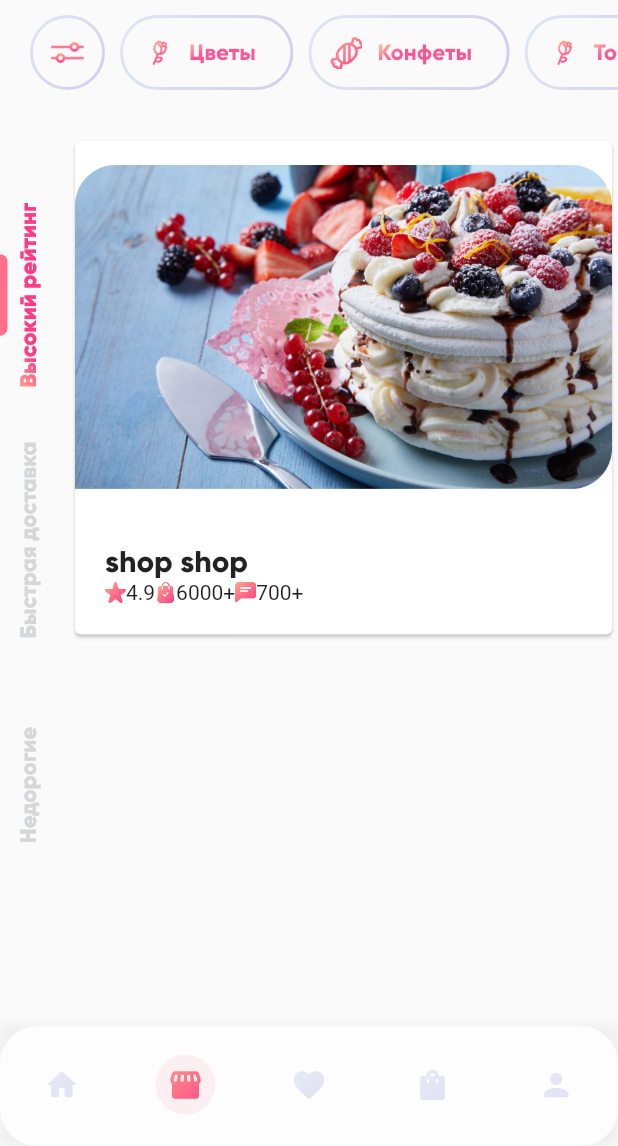
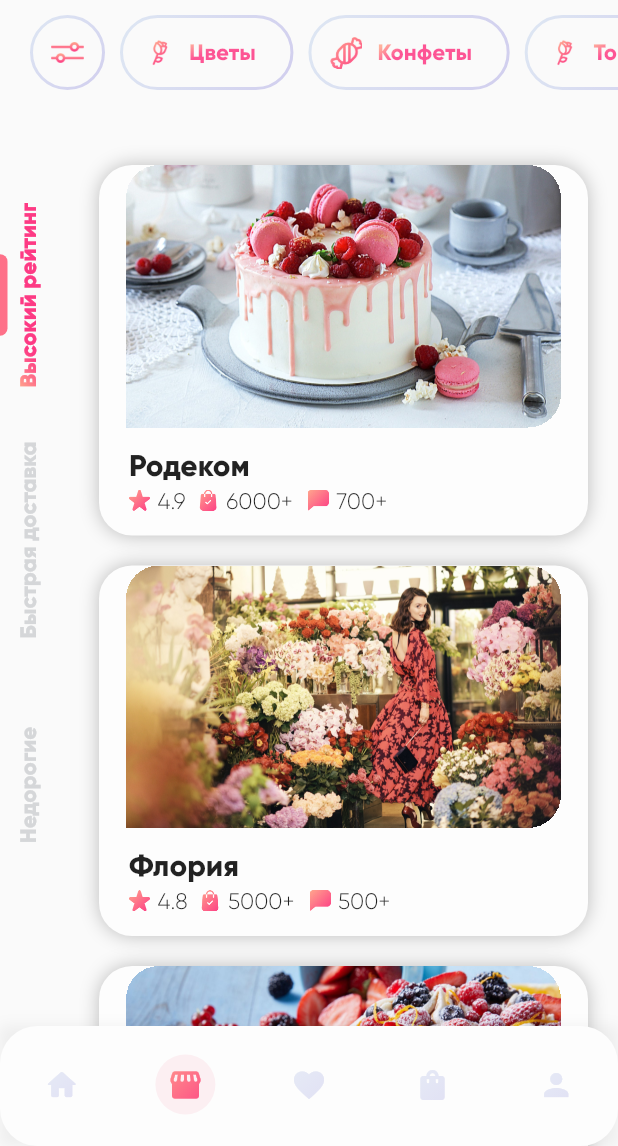
Before and after one commit to DoctorKocte/advanced_ui_flutter, a Flutter app: the screen it shows after launch, item 2 of the bottom bar chosen, on a phone screen of 412 x 824 dp, the part 90-1236 px from its top. Run offline on Flutter 3.47's test engine with Material 2 defaults, Android fonts, the phone set to English and light mode, and no system bars; our stand-ins replace gradient_borders; missing offline and left inert: scroll_shadow_container.

Commit message:
add shop screen

```diff
--- a/lib/main.dart
+++ b/lib/main.dart
@@ -154,6 +154,13 @@ class _MyStatefulWidgetState extends State<MyStatefulWidget>
      (e) => SaleCategory(name: e.title, saleType: e, imageString: e.imageString)
    ).toList();
 
+  List<ShopModel> shopModels = [
+    ShopModel(name: 'Родеком', rate: 4.9, purchasesCount: 6000, commentsCount: 700, imageString: 'assets/images/shop1.png'),
+    ShopModel(name: 'Флория', rate: 4.8, purchasesCount: 5000, commentsCount: 500, imageString: 'assets/images/shop2.png'),
+    ShopModel(name: 'КондитерМаг', rate: 4.6, purchasesCount: 4500, commentsCount: 500, imageString: 'assets/images/shop3.png'),
+    ShopModel(name: 'Плумерия', rate: 4.3, purchasesCount: 2500, commentsCount: 200, imageString: 'assets/images/shop4.png'),
+    ShopModel(name: 'ФлорАрт', rate: 3.8, purchasesCount: 1000, commentsCount: 100, imageString: 'assets/images/shop1.png')
+  ];
 
   late TabController _tabController;
 
@@ -234,7 +241,7 @@ class _MyStatefulWidgetState extends State<MyStatefulWidget>
                         selectedSaleTypes: selectedSaleTypes
                       );
                     case TabTypes.shop:
-                      return ShopScreenView(tabsTitles: tabsTitles);
+                      return ShopScreenView(tabsTitles: tabsTitles, shopModels: shopModels);
                     case TabTypes.favorites:
                       return const Center(child: Text('ha hia'));
                     case TabTypes.cart:
--- a/lib/models.dart
+++ b/lib/models.dart
@@ -70,3 +70,19 @@ enum HolidayType {
   newYear,
   menDay;
 }
+
+class ShopModel {
+  ShopModel({
+    required this.name,
+    required this.rate,
+    required this.purchasesCount,
+    required this.commentsCount,
+    required this.imageString
+  });
+
+  String name;
+  double rate;
+  int purchasesCount;
+  int commentsCount;
+  String imageString;
+}
--- a/lib/tab_bar_features/main_screen/main_screen_view.dart
+++ b/lib/tab_bar_features/main_screen/main_screen_view.dart
@@ -34,7 +34,9 @@ class _MainScreenViewState extends State<MainScreenView>
   Widget build(BuildContext context) {
     return Expanded(
         child: ScrollShadowContainer(
-            child: ListView(children: [
+            child: ListView(
+              physics: const BouncingScrollPhysics(),
+              children: [
       SectionView(
           sectionTitle: 'Выберите повод',
           sectionWidgetInsets: const EdgeInsets.only(top: 10),
@@ -87,7 +89,7 @@ class _MainScreenViewState extends State<MainScreenView>
                       // логика на апдейт карт
                     },
                   )),
-          const SizedBox(height: 30),
+          const SizedBox(height: 70),
         ])),
       ]),
     ])));
--- a/lib/tab_bar_features/main_screen/widgets/custom_grid_view.dart
+++ b/lib/tab_bar_features/main_screen/widgets/custom_grid_view.dart
@@ -1,4 +1,4 @@
-import 'package:advanced_ui/components/sale_card.dart';
+import 'package:advanced_ui/tab_bar_features/main_screen/widgets/sale_card.dart';
 import 'package:advanced_ui/models.dart';
 import 'package:flutter/material.dart';
 import 'package:flutter_staggered_grid_view/flutter_staggered_grid_view.dart';
--- a/lib/tab_bar_features/main_screen/widgets/custom_horizontal_scroll.dart
+++ b/lib/tab_bar_features/main_screen/widgets/custom_horizontal_scroll.dart
@@ -31,6 +31,7 @@ class _CustomHorizontalScrollViewState extends State<CustomHorizontalScrollView>
     return SizedBox(
             height: widget.height,
             child: ListView.builder(
+                physics: const BouncingScrollPhysics(),
                 scrollDirection: Axis.horizontal,
                 itemCount: widget.holidays.length,
                 itemBuilder: (context, index) {
--- a/lib/tab_bar_features/shop_screen/shop_card.dart
+++ /dev/null
@@ -1,63 +0,0 @@
-import 'package:advanced_ui/assets/assets.gen.dart';
-import 'package:flutter/material.dart';
-import 'package:open_ui/open_ui.dart';
-
-class ShopCard extends StatefulWidget {
-  const ShopCard({
-    super.key
-  });
-
-  @override
-  State<ShopCard> createState() => _ShopCardState();
-}
-
-class _ShopCardState extends State<ShopCard>
-    with SingleTickerProviderStateMixin {
-
-
-
- @override
-  Widget build(BuildContext context) {
-     final appTheme = AppThemeData.light();
-    final colorScheme = appTheme.colorScheme;
-    final borderRadius = appTheme.radius;
-    final textStyles = appTheme.textStyles;
-
-    return Card(
-      child: Expanded(child: Column(
-        children: [
-          Container(
-            height: 248,
-            decoration: BoxDecoration(
-              borderRadius: borderRadius.radius22
-            ),
-            child: Image.asset('assets/images/shop1.png'),
-          ),
-          Padding(padding: EdgeInsets.all(20), child:
-          Expanded(child:
-          Column(
-            crossAxisAlignment: CrossAxisAlignment.start,
-            children: [
-              Text('shop shop', style: textStyles.boldSubtitle),
-               Row(children: [
-                Row(children: [
-                    Assets.images.star.image(height: 14, width: 14),
-                    Text('4.9')
-                ]),
-                Row(children: [
-                    Assets.images.cart.image(height: 14, width: 14),
-                    Text('6000+')
-                ]),
-                Row(children: [
-                    Assets.images.comment.image(height: 14, width: 14),
-                    Text('700+')
-                ]),
-                Spacer()
-              ],)
-            ],
-          )))
-        ],
-      )),
-    );
-  }
-}
--- a/lib/tab_bar_features/shop_screen/shop_screen_view.dart
+++ b/lib/tab_bar_features/shop_screen/shop_screen_view.dart
@@ -1,15 +1,18 @@
+import 'package:advanced_ui/models.dart';
 import 'package:advanced_ui/tab_bar_features/common_widgets/vertical_tab_bar.dart';
-import 'package:advanced_ui/tab_bar_features/shop_screen/shop_card.dart';
+import 'package:advanced_ui/tab_bar_features/shop_screen/widgets/shop_card.dart';
 import 'package:flutter/material.dart';
 import 'package:scroll_shadow_container/scroll_shadow_container.dart';
 
 class ShopScreenView extends StatefulWidget {
   const ShopScreenView({
     required this.tabsTitles,
+    required this.shopModels,
     super.key
   });
 
   final List<String> tabsTitles;
+  final List<ShopModel> shopModels;
 
   @override
   State<ShopScreenView> createState() => _ShopScreenViewState();
@@ -17,12 +20,11 @@ class ShopScreenView extends StatefulWidget {
 
 class _ShopScreenViewState extends State<ShopScreenView>
     with SingleTickerProviderStateMixin {
-
   @override
   Widget build(BuildContext context) {
     return Expanded(
         child: ScrollShadowContainer(
-            child: ListView(children: [
+            child: ListView(physics: const BouncingScrollPhysics(), children: [
       Row(crossAxisAlignment: CrossAxisAlignment.start, children: [
         IntrinsicHeight(
             child: SizedBox(
@@ -33,15 +35,20 @@ class _ShopScreenViewState extends State<ShopScreenView>
                       const SizedBox(height: 25),
                       Expanded(
                           child: VerticalTabBar(tabsTitles: widget.tabsTitles)),
-                      const Spacer()
                     ]))),
         const SizedBox(width: 6),
-        Expanded(child:
-        ShopCard())
-
-
+        Expanded(
+            child: ListView.builder(
+                shrinkWrap: true,
+                physics: const NeverScrollableScrollPhysics(),
+                itemCount: widget.shopModels.length,
+                itemBuilder: (context, index) {
+                  return  Padding(
+                      padding: const EdgeInsets.fromLTRB(20, 20, 20, 0), child: ShopCard(shopModel: widget.shopModels[index]));
+                })),
 
       ]),
+      const SizedBox(height: 100)
     ])));
   }
 }
--- /dev/null
+++ b/lib/tab_bar_features/shop_screen/widgets/shop_card.dart
@@ -0,0 +1,100 @@
+import 'package:advanced_ui/assets/assets.gen.dart';
+import 'package:advanced_ui/models.dart';
+import 'package:flutter/material.dart';
+import 'package:open_ui/open_ui.dart';
+
+class ShopCard extends StatefulWidget {
+  const ShopCard({required this.shopModel, super.key});
+
+  final ShopModel shopModel;
+
+  @override
+  State<ShopCard> createState() => _ShopCardState();
+}
+
+class _ShopCardState extends State<ShopCard>
+    with SingleTickerProviderStateMixin {
+  @override
+  Widget build(BuildContext context) {
+    final appTheme = AppThemeData.light();
+    final colorScheme = appTheme.colorScheme;
+    final borderRadius = appTheme.radius;
+    final textStyles = appTheme.textStyles;
+    final shadows = appTheme.shadows;
+
+    return DecoratedBox(
+      decoration: BoxDecoration(
+          boxShadow: [shadows.shadow25],
+          color: colorScheme.background.primary,
+          borderRadius: borderRadius.radius22),
+      child: Column(
+        children: [
+          Container(
+            clipBehavior: Clip.hardEdge,
+            height: 175,
+            decoration: BoxDecoration(borderRadius: borderRadius.radius22BottomRight),
+            child: Image.asset(
+            widget.shopModel.imageString,
+            fit: BoxFit.fill,
+            ),
+          ),
+          Padding(
+              padding: const EdgeInsets.fromLTRB(20, 13, 20, 15),
+              child: Column(
+                crossAxisAlignment: CrossAxisAlignment.start,
+                children: [
+                  Text(widget.shopModel.name, style: textStyles.boldSubtitle),
+                  const SizedBox(height: 2),
+                  Row(
+                    children: [
+                      _iconTitleRow(Assets.images.star.image(),
+                          widget.shopModel.rate.toString(),
+                          widget.shopModel.rate >= 4
+                      ),
+                      const SizedBox(width: 8),
+                      _iconTitleRow(Assets.images.cart.image(),
+                          '${widget.shopModel.purchasesCount}+',
+                          widget.shopModel.purchasesCount >= 1000
+                      ),
+                      const SizedBox(width: 10),
+                      _iconTitleRow(Assets.images.comment.image(),
+                          '${widget.shopModel.commentsCount}+',
+                          widget.shopModel.commentsCount >= 100
+                      ),
+                      const Spacer()
+                    ],
+                  )
+                ],
+              ))
+        ],
+      ),
+    );
+  }
+}
+
+Widget _iconTitleRow(Image image, String title, bool isRateHigh) {
+  final appTheme = AppThemeData.light();
+  final textStyles = appTheme.textStyles;
+  final colorScheme = appTheme.colorScheme;
+
+  return Row(children: [
+    SizedBox(
+      width: 14,
+      height: 14,
+      child: ShaderMask(
+          blendMode: BlendMode.srcIn,
+          shaderCallback: (bounds) {
+            return LinearGradient(
+                    begin: Alignment.topLeft,
+                    end: Alignment.bottomRight,
+                    colors: isRateHigh
+                        ? colorScheme.gradients.mainPink
+                        : colorScheme.gradients.mainGrey)
+                .createShader(bounds);
+          },
+          child: image),
+    ),
+    const SizedBox(width: 5),
+    Text(title, style: textStyles.subtitleLightH5)
+  ]);
+}
--- a/open_ui/lib/theme/border_radius/app_border_radius.dart
+++ b/open_ui/lib/theme/border_radius/app_border_radius.dart
@@ -5,6 +5,7 @@ class AppBorderRadius {
     required this.radius16,
     required this.radiusTop16,
     required this.radius22,
+    required this.radius22BottomRight,
     required this.radius25
   });
 
@@ -18,6 +19,7 @@ class AppBorderRadius {
     radius22: BorderRadius.all(
       Radius.circular(22)
     ),
+    radius22BottomRight: BorderRadius.only(bottomRight: Radius.circular(22), topLeft: Radius.circular(22), topRight: Radius.circular(22)),
     radius25: BorderRadius.all(
       Radius.circular(25)
     )
@@ -26,5 +28,6 @@ class AppBorderRadius {
   final BorderRadius radius16;
   final BorderRadius radiusTop16;
   final BorderRadius radius22;
+  final BorderRadius radius22BottomRight;
   final BorderRadius radius25;
 }
--- a/open_ui/lib/theme/shadows/app_shadows.dart
+++ b/open_ui/lib/theme/shadows/app_shadows.dart
@@ -1,15 +1,21 @@
 import 'package:flutter/material.dart';
 
 class AppShadows {
-  AppShadows({required this.shadow5, required this.shadow15});
+  AppShadows({
+    required this.shadow5,
+    required this.shadow15,
+    required this.shadow25
+  });
 
   factory AppShadows.reqular() => AppShadows(
     shadow5: _shadow5,
-    shadow15: _shadow15
+    shadow15: _shadow15,
+    shadow25: _shadow25
   );
 
   BoxShadow shadow5;
   BoxShadow shadow15;
+  BoxShadow shadow25;
 
   // tab bar
   static const BoxShadow _shadow5 = BoxShadow(
@@ -22,4 +28,8 @@ class AppShadows {
     blurRadius: 10
   );
 
+    static const BoxShadow _shadow25 = BoxShadow(
+    color: Color.fromRGBO(0, 0, 0, 0.25),
+    blurRadius: 10
+  );
 }
--- a/open_ui/lib/theme/text/app_text_colors.dart
+++ b/open_ui/lib/theme/text/app_text_colors.dart
@@ -11,6 +11,7 @@ class AppTextColors {
     required this.h5,
     required this.lightH5,
     required this.lightSubtitle,
+    required this.subtitleLightH5,
     required this.h6,
     required this.lightH6
   });
@@ -24,6 +25,7 @@ class AppTextColors {
     h5: AppTextStyles.h5,
     lightH5: AppTextStyles.lightH5,
     lightSubtitle: AppTextStyles.lightSubtitle,
+    subtitleLightH5: AppTextStyles.subtitleLightH5,
     h6: AppTextStyles.h6,
     lightH6: AppTextStyles.lightH6
 );
@@ -38,6 +40,7 @@ class AppTextColors {
   final TextStyle lightSubtitle;
   final TextStyle h6;
   final TextStyle lightH6;
+  final TextStyle subtitleLightH5;
 
   AppTextColors withColor(Color? color) => AppTextColors(
     title: AppTextStyles.title.apply(color: color),
@@ -48,6 +51,7 @@ class AppTextColors {
     h5: AppTextStyles.h5.apply(color: color),
     lightH5: AppTextStyles.lightH5.apply(color: color),
     lightSubtitle: AppTextStyles.lightSubtitle.apply(color: color),
+    subtitleLightH5: AppTextStyles.subtitleLightH5.apply(color: color),
     h6: AppTextStyles.h6.apply(color: color),
     lightH6: AppTextStyles.lightH6.apply(color: color)
   );
--- a/open_ui/lib/theme/text/app_text_styles.dart
+++ b/open_ui/lib/theme/text/app_text_styles.dart
@@ -56,6 +56,15 @@ class AppTextStyles {
     fontWeight: FontWeight.w600
   );
 
+  // price
+  static const TextStyle subtitleLightH5 = TextStyle(
+    fontFamily: _familyGilroy,
+    fontStyle: FontStyle.normal,
+    fontSize: 15,
+    fontWeight: FontWeight.w500
+  );
+
+
 // sale card names
   static const TextStyle lightSubtitle = TextStyle(
     fontFamily: _familyGilroy,
```
Also changed, not shown: assets/images/shop1.png, assets/images/shop2.png, assets/images/shop3.png, assets/images/shop4.png, lib/tab_bar_features/main_screen/widgets/sale_card.dart (renamed from lib/components/sale_card.dart).
